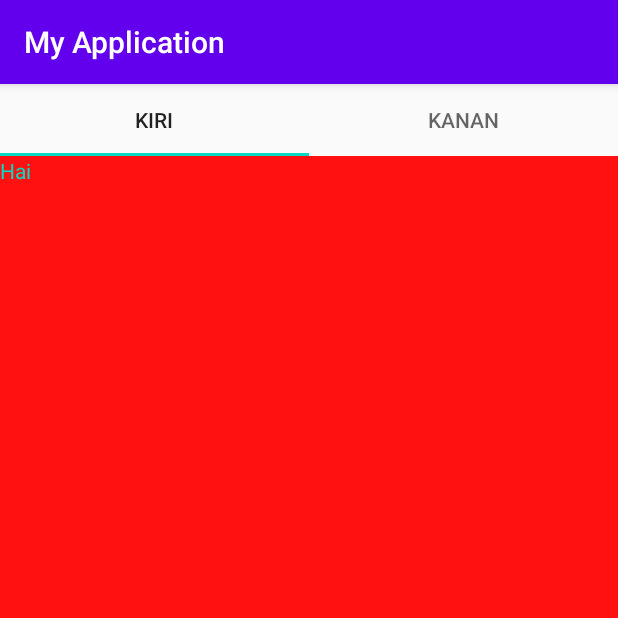
After one commit to Dante1724/HelloWorld, an Android app: the FragmentTop screen opened directly, with no data from a screen before it, on a phone screen of 412 x 824 dp, the top half of it. The commit adds this screen. Run offline under Robolectric (Android 15) with nearby library versions, the phone set to English and light mode, and no system bars.

Commit message:
-add fragment -change on login

```diff
--- a/app/build.gradle
+++ b/app/build.gradle
@@ -26,6 +26,9 @@ dependencies {
     implementation fileTree(dir: "libs", include: ["*.jar"])
     implementation 'androidx.appcompat:appcompat:1.1.0'
     implementation 'androidx.constraintlayout:constraintlayout:1.1.3'
+    implementation 'androidx.legacy:legacy-support-v4:1.0.0'
+    implementation 'com.google.android.material:material:1.2.1'
+    implementation 'com.google.android.material:material:1.1.0-alpha10'
     testImplementation 'junit:junit:4.12'
     androidTestImplementation 'androidx.test.ext:junit:1.1.1'
     androidTestImplementation 'androidx.test.espresso:espresso-core:3.2.0'
--- a/app/src/main/AndroidManifest.xml
+++ b/app/src/main/AndroidManifest.xml
@@ -9,6 +9,7 @@
         android:roundIcon="@mipmap/ic_launcher_round"
         android:supportsRtl="true"
         android:theme="@style/AppTheme">
+        <activity android:name=".HomeActivity"></activity>
         <activity android:name=".MainActivity">
             <intent-filter>
                 <action android:name="android.intent.action.MAIN" />
--- /dev/null
+++ b/app/src/main/java/com/example/myapplication/FragmentTop.java
@@ -0,0 +1,22 @@
+package com.example.myapplication;
+
+import android.os.Bundle;
+
+import androidx.fragment.app.Fragment;
+
+import android.util.Log;
+import android.view.LayoutInflater;
+import android.view.View;
+import android.view.ViewGroup;
+
+
+public class FragmentTop extends Fragment {
+
+    @Override
+    public View onCreateView(LayoutInflater inflater, ViewGroup container,
+                             Bundle savedInstanceState) {
+//        Log.e(TAG, )
+        // Inflate the layout for this fragment
+        return inflater.inflate(R.layout.fragment_top, container, false);
+    }
+}
--- /dev/null
+++ b/app/src/main/java/com/example/myapplication/HomeActivity.java
@@ -0,0 +1,74 @@
+package com.example.myapplication;
+
+import androidx.appcompat.app.AppCompatActivity;
+import androidx.fragment.app.FragmentTransaction;
+
+import android.os.Bundle;
+
+import android.util.Log;
+import android.view.Display;
+import android.view.Surface;
+import android.view.WindowManager;
+import android.widget.FrameLayout;
+
+import com.google.android.material.tabs.TabItem;
+import com.google.android.material.tabs.TabLayout;
+
+public class HomeActivity extends AppCompatActivity {
+//    private static final String TAG = HomeActivity.class.getSimpleName();
+    private TabItem tabLeft;
+    private TabItem tabRight;
+    private TabLayout tabLayout;
+
+    @Override
+    protected void onCreate(Bundle savedInstanceState) {
+        super.onCreate(savedInstanceState);
+        setContentView(R.layout.activity_home);
+        tabLeft = findViewById(R.id.tabItemL);
+        tabRight = findViewById(R.id.tabItemR);
+        tabLayout = findViewById(R.id.tabLayout);
+//        fragmentHolder = findViewById(R.id.fragmentPlaceHolder);
+        FragmentTransaction fragmentTransaction = getSupportFragmentManager().beginTransaction();
+        fragmentTransaction.replace(R.id.fragmentPlaceHolder, new FragmentTop());
+        fragmentTransaction.commit();
+        tabLayout.setOnTabSelectedListener(new TabLayout.OnTabSelectedListener(){
+            @Override
+            public void onTabSelected(TabLayout.Tab tab){
+                if(tab.getPosition() == 0){
+                    FragmentTransaction fragmentTransaction = getSupportFragmentManager().beginTransaction();
+                    fragmentTransaction.replace(R.id.fragmentPlaceHolder, new FragmentTop());
+                    fragmentTransaction.commit();
+                    Log.d("success", "Left Tab");
+                }else if(tab.getPosition() == 1){
+                    FragmentTransaction fragmentTransaction = getSupportFragmentManager().beginTransaction();
+                    fragmentTransaction.replace(R.id.fragmentPlaceHolder, new FragmentBottom());
+                    fragmentTransaction.commit();
+                    Log.d("success", "Right Tab");
+                }
+            }
+
+            @Override
+            public void onTabUnselected(TabLayout.Tab tab) {
+
+            }
+
+            @Override
+            public void onTabReselected(TabLayout.Tab tab) {
+
+            }
+        });
+    }
+
+    @Override
+    protected void onResume(){
+        super.onResume();
+        Display display = ((WindowManager) getSystemService(WINDOW_SERVICE)).getDefaultDisplay();
+        int rotation = display.getRotation();
+        if(rotation == Surface.ROTATION_90 || rotation == Surface.ROTATION_270){
+            Log.d("success", "on Resume: Landscape");
+        }else{
+            Log.d("success", "onResume: Portrait");
+        }
+    }
+
+}
--- /dev/null
+++ b/app/src/main/res/layout/activity_home.xml
@@ -0,0 +1,37 @@
+<?xml version="1.0" encoding="utf-8"?>
+<LinearLayout xmlns:android="http://schemas.android.com/apk/res/android"
+    xmlns:app="http://schemas.android.com/apk/res-auto"
+    xmlns:tools="http://schemas.android.com/tools"
+    android:layout_width="match_parent"
+    android:layout_height="match_parent"
+    android:orientation="vertical"
+    android:gravity="center_vertical"
+    tools:context=".HomeActivity">
+
+<com.google.android.material.tabs.TabLayout
+    android:id="@+id/tabLayout"
+    android:layout_width="match_parent"
+    android:layout_height="wrap_content">
+
+    <com.google.android.material.tabs.TabItem
+        android:id="@+id/tabItemL"
+        android:layout_width="0dp"
+        android:layout_height="match_parent"
+        android:layout_weight="0.5"
+        android:text="Kiri"/>
+    <com.google.android.material.tabs.TabItem
+        android:id="@+id/tabItemR"
+        android:layout_width="0dp"
+        android:layout_height="match_parent"
+        android:layout_weight="0.5"
+        android:text="Kanan"/>
+
+</com.google.android.material.tabs.TabLayout>
+
+<FrameLayout
+    android:id="@+id/fragmentPlaceHolder"
+    android:layout_width="match_parent"
+    android:layout_height="0dp"
+    android:layout_weight="1"/>
+
+</LinearLayout>
--- /dev/null
+++ b/app/src/main/res/layout/fragment_top.xml
@@ -0,0 +1,17 @@
+<?xml version="1.0" encoding="utf-8"?>
+<FrameLayout xmlns:android="http://schemas.android.com/apk/res/android"
+    xmlns:tools="http://schemas.android.com/tools"
+    android:layout_width="match_parent"
+    android:layout_height="match_parent"
+    android:background="@color/colorAccent"
+    tools:context=".FragmentTop">
+
+    <!-- TODO: Update blank fragment layout -->
+    <TextView
+        android:layout_width="match_parent"
+        android:layout_height="match_parent"
+        android:background="#FF1111"
+        android:textColor="@color/colorAccent"
+        android:text="Hai" />
+
+</FrameLayout>
--- a/app/src/main/res/values/strings.xml
+++ b/app/src/main/res/values/strings.xml
@@ -1,3 +1,5 @@
 <resources>
     <string name="app_name">My Application</string>
+    <!-- TODO: Remove or change this placeholder text -->
+    <string name="hello_blank_fragment">Hello blank fragment</string>
 </resources>
```
Also changed, not shown: app/src/main/java/com/example/myapplication/FragmentBottom.java (added, +19 -0 lines), app/src/main/java/com/example/myapplication/MainActivity.java (+11 -6 lines), app/src/main/res/layout/fragment_bottom.xml (added, +15 -0 lines).
